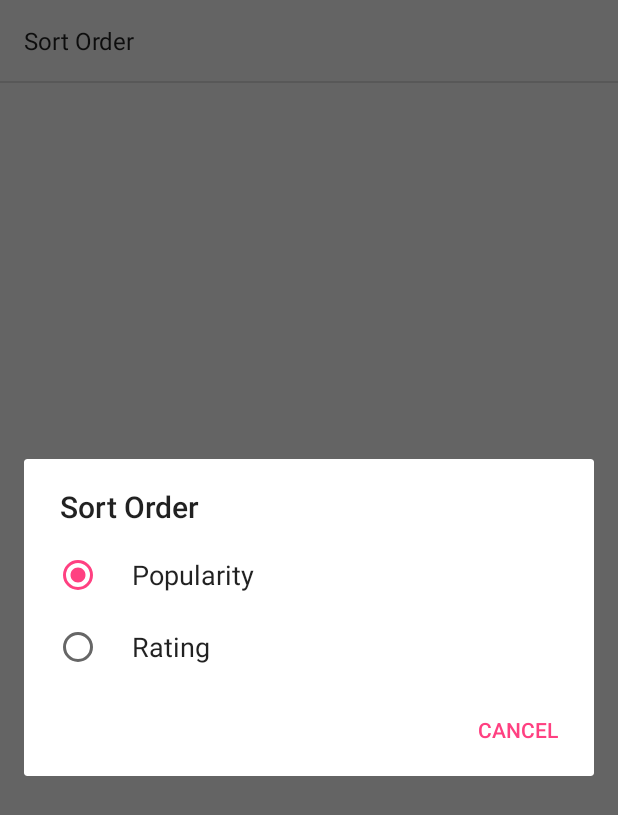
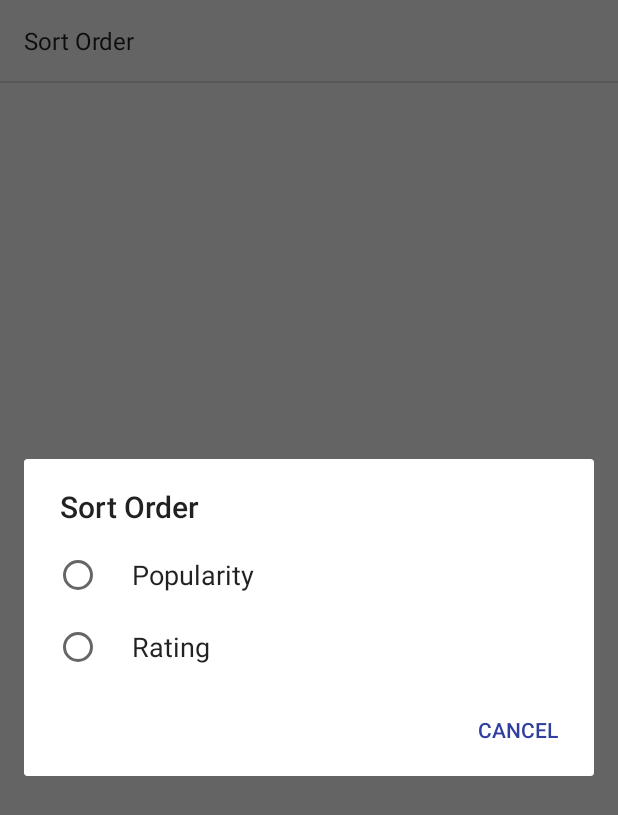
Before and after one commit to sumantics/Movies-App, an Android app: the SettingsActivity screen opened directly, with no data from a screen before it, after a tap on "Sort Order", on a phone screen of 412 x 824 dp. Shown: the top 815 px of the screen. Run offline under Robolectric (Android 15) with nearby library versions, the phone set to English and light mode, and no system bars; network calls fail.

Commit message:
TODO : tablets?? polish the Views

```diff
--- a/app/src/main/AndroidManifest.xml
+++ b/app/src/main/AndroidManifest.xml
@@ -26,7 +26,11 @@
         <activity
             android:name=".SettingsActivity"
             android:label="@string/action_settings"
-            android:parentActivityName=".MainActivity" >
+            android:parentActivityName=".MainActivity"
+            android:theme="@style/AppTheme">
+            <meta-data
+                android:name="android.support.PARENT_ACTIVITY"
+                android:value=".MainActivity" /><!-- not working -->
         </activity>
     </application>
 
--- a/app/src/main/java/com/github/sumantics/p1moviesapp/DetailActivity.java
+++ b/app/src/main/java/com/github/sumantics/p1moviesapp/DetailActivity.java
@@ -15,5 +15,10 @@ public class DetailActivity extends AppCompatActivity {
 
         movie = (Movie)getIntent().getExtras().getParcelable("movieDetail");
         Log.d(LOGTAG,"onCreate "+movie);
+
+        if (savedInstanceState == null) {
+            getSupportFragmentManager().beginTransaction()
+                    .add(R.id.activity_detail, new DetailActivityFragment()).commit();//The child view is already present (via xml), do I remove?
+        }
     }
 }
--- a/app/src/main/java/com/github/sumantics/p1moviesapp/MainActivity.java
+++ b/app/src/main/java/com/github/sumantics/p1moviesapp/MainActivity.java
@@ -19,7 +19,7 @@ public class MainActivity extends AppCompatActivity {
         setContentView(R.layout.activity_main);
         Toolbar toolbar = (Toolbar) findViewById(R.id.toolbar);
         setSupportActionBar(toolbar);
-
+/*
         FloatingActionButton fab = (FloatingActionButton) findViewById(R.id.fab);
         fab.setOnClickListener(new View.OnClickListener() {
             @Override
@@ -28,6 +28,7 @@ public class MainActivity extends AppCompatActivity {
                         .setAction("Action", null).show();
             }
         });
+*/
     }
 
     @Override
--- a/app/src/main/java/com/github/sumantics/p1moviesapp/Movie.java
+++ b/app/src/main/java/com/github/sumantics/p1moviesapp/Movie.java
@@ -37,7 +37,7 @@ public class Movie implements Parcelable{
 
     @Override
     public String toString() {
-        return mTitle +":"+mChecked;
+        return mTitle +":"+mChecked + ":" + mPoster;
     }
 
     @Override
--- a/app/src/main/java/com/github/sumantics/p1moviesapp/NetworkUtil.java
+++ b/app/src/main/java/com/github/sumantics/p1moviesapp/NetworkUtil.java
@@ -25,8 +25,8 @@ public class NetworkUtil {
 
     static ArrayList<Movie> discover(Context ctxt){
         SharedPreferences prefs = PreferenceManager.getDefaultSharedPreferences(ctxt);
-        //String choice = prefs.getString(ctxt.getString(R.string.pref_movieSort_key), ctxt.getString(R.string.pref_movieSort_rating));
-        String choice = "popular";
+        String choice = prefs.getString(ctxt.getString(R.string.pref_movieSort_key), ctxt.getString(R.string.pref_movieSort_popularity));
+        //String choice = "popular";
         Log.d("NetworkUtil","selection is "+choice);
         if(choice.equals("rating")){
             return VolleyGet(ctxt, "http://api.themoviedb.org/3/discover/movie?sort_by=vote_average.desc&" + apiKeyToken);//need to have vote_count>x
--- a/app/src/main/java/com/github/sumantics/p1moviesapp/SettingsActivity.java
+++ b/app/src/main/java/com/github/sumantics/p1moviesapp/SettingsActivity.java
@@ -1,21 +1,26 @@
 package com.github.sumantics.p1moviesapp;
 
+import android.annotation.TargetApi;
+import android.content.Intent;
+import android.os.Build;
 import android.os.Bundle;
 import android.preference.ListPreference;
 import android.preference.Preference;
 import android.preference.PreferenceActivity;
+import android.preference.PreferenceManager;
+import android.util.Log;
 
-public class SettingsActivity  extends PreferenceActivity implements Preference.OnPreferenceChangeListener{
+public class SettingsActivity  extends PreferenceActivity implements Preference.OnPreferenceChangeListener {
     @Override
     public boolean onPreferenceChange(Preference preference, Object o) {
         if (preference instanceof ListPreference) {
             ListPreference listPreference = (ListPreference) preference;
             int prefIndex = listPreference.findIndexOfValue(o.toString());
             if (prefIndex >= 0) {
-                preference.setSummary(listPreference.getEntries()[prefIndex]);
+                preference.setSummary(listPreference.getEntries()[prefIndex]);//get the text equivalent from the key-value
             }
         }
-        return false;
+        return true;
     }
 
     @Override
@@ -23,8 +28,13 @@ public class SettingsActivity  extends PreferenceActivity implements Preference.
         super.onCreate(savedInstanceState);
         addPreferencesFromResource(R.xml.pref);
         Preference sortOrderPref = findPreference(getString(R.string.pref_movieSort_key));
-
-        sortOrderPref.setOnPreferenceChangeListener(this);
+        bindPreferenceSummaryToValue(sortOrderPref);
 
     }
+
+    private void bindPreferenceSummaryToValue(Preference preference) {//Summary is the prefName + selection displayed in the SettingsVIew
+        preference.setOnPreferenceChangeListener(this);
+        onPreferenceChange(preference,
+                PreferenceManager.getDefaultSharedPreferences(preference.getContext()).getString(preference.getKey(), "default"));
+    }
 }
--- a/app/src/main/res/layout/activity_detail.xml
+++ b/app/src/main/res/layout/activity_detail.xml
@@ -1,6 +1,8 @@
 <?xml version="1.0" encoding="utf-8"?>
 <LinearLayout xmlns:android="http://schemas.android.com/apk/res/android"
     android:orientation="vertical" android:layout_width="match_parent"
-    android:layout_height="match_parent">
+    android:layout_height="match_parent"
+    android:id="@+id/activity_detail"
+    >
     <include layout="@layout/fragment_detail"></include>
 </LinearLayout>
--- a/app/src/main/res/layout/activity_main.xml
+++ b/app/src/main/res/layout/activity_main.xml
@@ -23,12 +23,12 @@
 
     <include layout="@layout/content_main" />
 
-    <android.support.design.widget.FloatingActionButton
+    <!--android.support.design.widget.FloatingActionButton
         android:id="@+id/fab"
         android:layout_width="wrap_content"
         android:layout_height="wrap_content"
         android:layout_gravity="bottom|end"
         android:layout_margin="@dimen/fab_margin"
-        android:src="@android:drawable/ic_dialog_email" />
+        android:src="@android:drawable/ic_dialog_email" /-->
 
 </android.support.design.widget.CoordinatorLayout>
--- a/app/src/main/res/values/styles.xml
+++ b/app/src/main/res/values/styles.xml
@@ -5,7 +5,7 @@
         <!-- Customize your theme here. -->
         <item name="colorPrimary">@color/colorPrimary</item>
         <item name="colorPrimaryDark">@color/colorPrimaryDark</item>
-        <item name="colorAccent">@color/colorAccent</item>
+        <item name="colorAccent">@color/colorPrimaryDark</item>
     </style>
 
     <style name="AppTheme.NoActionBar">
--- a/app/src/main/res/xml/pref.xml
+++ b/app/src/main/res/xml/pref.xml
@@ -5,5 +5,5 @@
         android:key="@string/pref_movieSort_key"
         android:entries="@array/pref_movieSort_options"
         android:entryValues="@array/pref_movieSort_values"
-        android:defaultValue="@string/pref_movieSort_popularity"/>
+        android:defaultValue="@string/pref_movieSort_label_popularity"/>
 </PreferenceScreen>
```
Also changed, not shown: app/src/main/java/com/github/sumantics/p1moviesapp/DetailActivityFragment.java (+5 -2 lines), app/src/main/res/layout/fragment_detail.xml (+20 -11 lines).
